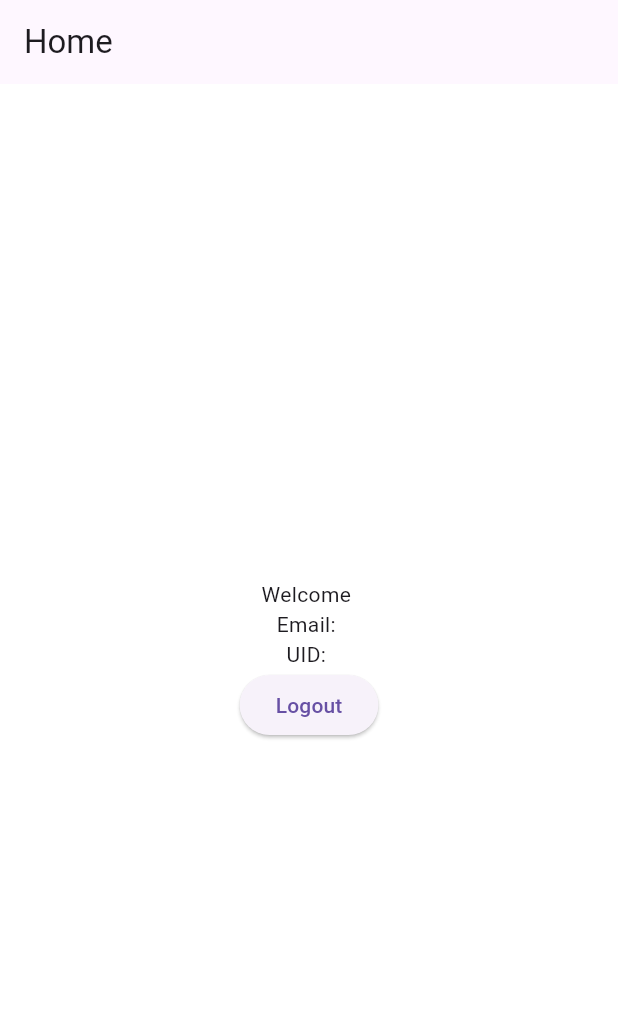
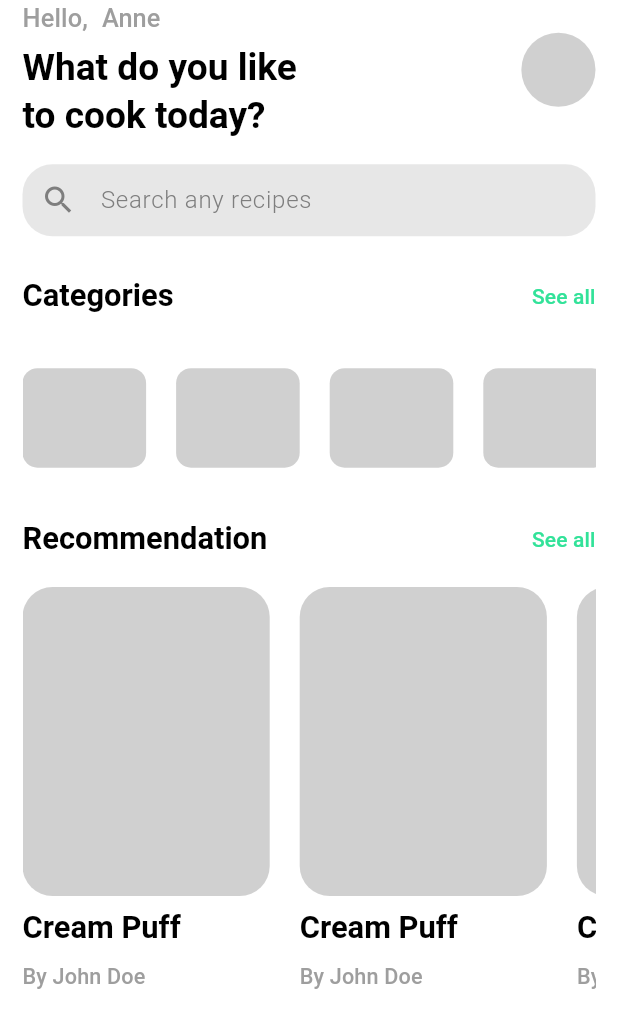
Before and after one commit to DivyanshArya09/Flavorly, a Flutter app: the HomePage screen opened directly with empty values, on a phone screen of 412 x 824 dp. Shown: the top 1028 px of the screen. Run offline on Flutter 3.47's test engine with Material 3 defaults, Android fonts, the phone set to English and light mode, and no system bars; our stand-ins replace animate_do, bloc, cloud_firestore, dartz, device_info_plus, equatable and 10 more; accounts and stored records are empty.

Commit message:
Woking on presentation layer of home feature

```diff
--- a/lib/config/theme/custom_themes/text_theme.dart
+++ b/lib/config/theme/custom_themes/text_theme.dart
@@ -19,7 +19,11 @@ class CustomTextTheme {
         fontSize: 16,
         fontWeight: FontWeight.w500,
       ),
-  );
+      titleSmall: const TextStyle().copyWith(
+        color: Colors.grey,
+        fontSize: 14,
+        fontWeight: FontWeight.w500,
+      ));
   static TextTheme darkTextTheme = TextTheme(
       headlineLarge: const TextStyle().copyWith(
         color: Colors.white,
@@ -36,5 +40,9 @@ class CustomTextTheme {
         fontSize: 16,
         fontWeight: FontWeight.w500,
       ),
-  );
+      titleSmall: const TextStyle().copyWith(
+        color: Colors.grey,
+        fontSize: 14,
+        fontWeight: FontWeight.w500,
+      ));
 }
--- a/lib/features/auth/presentation/pages/login_page.dart
+++ b/lib/features/auth/presentation/pages/login_page.dart
@@ -53,8 +53,6 @@ class _LoginPageState extends State<LoginPage> {
               MaterialPageRoute(
                 builder: (context) => HomePage(
                   name: state.name,
-                  email: state.email,
-                  uid: state.uid,
                 ),
               ),
               (Route<dynamic> route) => false,
--- a/lib/features/auth/presentation/pages/sign_in.dart
+++ b/lib/features/auth/presentation/pages/sign_in.dart
@@ -55,8 +55,6 @@ class _SignUpPageState extends State<SignUpPage> {
               MaterialPageRoute(
                 builder: (context) => HomePage(
                   name: state.name,
-                  email: state.email,
-                  uid: state.uid,
                 ),
               ),
               (Route<dynamic> route) => false,
--- /dev/null
+++ b/lib/features/home/components/categories_list.dart
@@ -0,0 +1,21 @@
+import 'package:flutter/material.dart';
+import 'package:recipe_app/features/home/widgets/single_category.dart';
+
+class Categories extends StatelessWidget {
+  const Categories({super.key});
+
+  @override
+  Widget build(BuildContext context) {
+    return ListView.builder(
+      scrollDirection: Axis.horizontal,
+      itemCount: 10,
+      itemBuilder: (context, index) {
+        return Padding(
+          padding: EdgeInsets.only(
+              top: 8, bottom: 8, left: index == 0 ? 0 : 10, right: 10),
+          child: const Category(),
+        );
+      },
+    );
+  }
+}
--- /dev/null
+++ b/lib/features/home/components/header.dart
@@ -0,0 +1,52 @@
+import 'package:flutter/material.dart';
+// import 'package:flutter_screenutil/flutter_screenutil.dart';
+import 'package:recipe_app/config/constants/app_colors.dart';
+
+class Header extends StatelessWidget {
+  final String name;
+  const Header({super.key, required this.name});
+
+  @override
+  Widget build(BuildContext context) {
+    var size = MediaQuery.of(context).size;
+    return Row(
+      mainAxisAlignment: MainAxisAlignment.spaceBetween,
+      crossAxisAlignment: CrossAxisAlignment.center,
+      children: [
+        Column(
+          crossAxisAlignment: CrossAxisAlignment.start,
+          children: [
+            Text(
+              'Hello, $name',
+              style: Theme.of(context).textTheme.titleSmall!.copyWith(
+                    wordSpacing: 5,
+                    fontSize: size.width * .041,
+                  ),
+            ),
+            const SizedBox(
+              height: 5,
+            ),
+            Text(
+              'What do you like\nto cook today?',
+              style: Theme.of(context).textTheme.headlineMedium?.copyWith(
+                    // letterSpacing: 1.,
+                    // fontSize: size.width * .06,
+                    fontSize: size.width * .06,
+                  ),
+            ),
+          ],
+        ),
+        Container(
+          height: size.height * .06,
+          // height: 60.h,
+          width: size.height * .06,
+          // width: 60.h,
+          decoration: BoxDecoration(
+            color: AppColors.grey,
+            borderRadius: BorderRadius.circular(size.width),
+          ),
+        ),
+      ],
+    );
+  }
+}
--- /dev/null
+++ b/lib/features/home/components/recommendation.dart
@@ -0,0 +1,21 @@
+import 'package:flutter/material.dart';
+import 'package:recipe_app/features/home/widgets/recommeded_item.dart';
+
+class RecommendedItems extends StatelessWidget {
+  const RecommendedItems({super.key});
+
+  @override
+  Widget build(BuildContext context) {
+    return ListView.builder(
+      scrollDirection: Axis.horizontal,
+      itemCount: 10,
+      itemBuilder: (context, index) {
+        return Padding(
+          padding: EdgeInsets.only(
+              top: 8, bottom: 8, left: index == 0 ? 0 : 10, right: 10),
+          child: const RecommendedDish(),
+        );
+      },
+    );
+  }
+}
--- /dev/null
+++ b/lib/features/home/components/search_bar.dart
@@ -0,0 +1,22 @@
+import 'package:flutter/material.dart';
+
+class CustomSearchBar extends StatelessWidget {
+  const CustomSearchBar({super.key});
+
+  @override
+  Widget build(BuildContext context) {
+    return TextFormField(
+      decoration: const InputDecoration(
+        contentPadding: EdgeInsets.all(0),
+        prefixIcon: Icon(Icons.search),
+        hintText: 'Search any recipes',
+        border: OutlineInputBorder(
+          borderRadius: BorderRadius.all(
+            Radius.circular(300),
+          ),
+        ),
+        // border: InputBorder.none
+      ),
+    );
+  }
+}
--- a/lib/features/home/presentation/home_page.dart
+++ b/lib/features/home/presentation/home_page.dart
@@ -1,18 +1,97 @@
 import 'package:flutter/material.dart';
 import 'package:flutter_bloc/flutter_bloc.dart';
 import 'package:get_it/get_it.dart';
+import 'package:recipe_app/config/constants/padding.dart';
 import 'package:recipe_app/features/auth/presentation/auth_blocs/sign_out_bloc/sign_out_bloc.dart';
 import 'package:recipe_app/features/auth/presentation/pages/sign_in.dart';
+import 'package:recipe_app/features/home/components/categories_list.dart';
+import 'package:recipe_app/features/home/components/header.dart';
+import 'package:recipe_app/features/home/components/recommendation.dart';
+import 'package:recipe_app/features/home/components/search_bar.dart';
+import 'package:recipe_app/features/home/widgets/custom_row.dart';
+
+import '../../../config/constants/app_colors.dart';
+
+// 384 -> old mobiles
+// 640 > normal mobiles
+// 768 > tablets
+// 1024 > large tabs
+// 1280 > small comp
+// 1536 > Desktop
+// 4k > large desktop
 
 class HomePage extends StatelessWidget {
-  final String name, email, uid;
-  const HomePage(
-      {super.key, required this.email, required this.name, required this.uid});
+  final String name;
+  const HomePage({
+    super.key,
+    required this.name,
+  });
 
   @override
   Widget build(BuildContext context) {
-    final bloc = GetIt.I.get<SignOutBloc>();
-    return Scaffold(
+    var size = MediaQuery.of(context).size;
+    // final bloc = GetIt.I.get<SignOutBloc>();
+    return SafeArea(
+      child: Scaffold(
+        // bottomNavigationBar: BottomNavigationBar(
+        //     backgroundColor: AppColors.buttonColor1,
+        //     currentIndex: 1,
+        //     onTap: (value) {},
+        //     items: const <BottomNavigationBarItem>[
+        //       BottomNavigationBarItem(
+        //         icon: Icon(Icons.home),
+        //       ),
+        //       BottomNavigationBarItem(
+        //         icon: Icon(Icons.person),
+        //       ),
+        //       BottomNavigationBarItem(
+        //         icon: Icon(Icons.settings),
+        //       ),
+        //       BottomNavigationBarItem(
+        //         icon: Icon(Icons.logout),
+        //       ),
+        //     ]),
+        body: Padding(
+          padding: const EdgeInsets.symmetric(horizontal: horizontalPadding),
+          child: SingleChildScrollView(
+            child: Column(
+              // mainAxisAlignment: MainAxisAlignment.center,
+              crossAxisAlignment: CrossAxisAlignment.start,
+              children: [
+                const Header(name: 'Anne'),
+                SizedBox(
+                  height: size.height * .02,
+                ),
+                const CustomSearchBar(),
+                SizedBox(
+                  height: size.height * .02,
+                ),
+                const CustomRow(text: 'Categories'),
+                SizedBox(
+                  height: size.height * .02,
+                ),
+                SizedBox(
+                  height: size.height * .1,
+                  child: const Categories(),
+                ),
+                SizedBox(
+                  height: size.height * .02,
+                ),
+                const CustomRow(text: 'Recommendation'),
+                SizedBox(
+                  height: size.height * .4,
+                  child: const RecommendedItems(),
+                )
+              ],
+            ),
+          ),
+        ),
+      ),
+    );
+  }
+}
+
+/*Scaffold(
       appBar: AppBar(
         title: const Text('Home'),
       ),
@@ -62,6 +141,4 @@ class HomePage extends StatelessWidget {
           },
         )
       ])),
-    );
-  }
-}
+    ); */
--- /dev/null
+++ b/lib/features/home/widgets/custom_row.dart
@@ -0,0 +1,32 @@
+import 'package:flutter/material.dart';
+import 'package:recipe_app/config/constants/app_colors.dart';
+
+class CustomRow extends StatelessWidget {
+  final String text;
+  const CustomRow({super.key, required this.text});
+
+  @override
+  Widget build(BuildContext context) {
+    var size = MediaQuery.of(context).size;
+    return Padding(
+      padding: const EdgeInsets.symmetric(vertical: 10),
+      child: Row(
+        mainAxisAlignment: MainAxisAlignment.spaceBetween,
+        children: [
+          Text(
+            text,
+            style: Theme.of(context).textTheme.headlineMedium?.copyWith(
+                  fontSize: size.height * .025,
+                ),
+          ),
+          Text(
+            'See all',
+            style: Theme.of(context).textTheme.titleSmall?.copyWith(
+                  color: AppColors.buttonColor1,
+                ),
+          ),
+        ],
+      ),
+    );
+  }
+}
--- /dev/null
+++ b/lib/features/home/widgets/recommeded_item.dart
@@ -0,0 +1,44 @@
+import 'package:flutter/material.dart';
+import 'package:recipe_app/config/constants/app_colors.dart';
+
+class RecommendedDish extends StatelessWidget {
+  const RecommendedDish({super.key});
+
+  @override
+  Widget build(BuildContext context) {
+    var size = MediaQuery.of(context).size;
+    return Column(
+      crossAxisAlignment: CrossAxisAlignment.start,
+      children: [
+        Container(
+          height: size.height * .25,
+          width: size.width * .4,
+          decoration: const BoxDecoration(
+            color: AppColors.grey,
+            borderRadius: BorderRadius.all(
+              Radius.circular(20),
+            ),
+          ),
+        ),
+        SizedBox(
+          height: size.height * .01,
+        ),
+        Text(
+          'Cream Puff',
+          style: Theme.of(context).textTheme.headlineMedium?.copyWith(
+                fontSize: size.height * .025,
+              ),
+        ),
+        SizedBox(
+          height: size.height * .01,
+        ),
+        Text(
+          'By John Doe',
+          style: Theme.of(context).textTheme.titleSmall!.copyWith(
+                fontSize: size.width * .035,
+              ),
+        )
+      ],
+    );
+  }
+}
--- /dev/null
+++ b/lib/features/home/widgets/single_category.dart
@@ -0,0 +1,19 @@
+import 'package:flutter/material.dart';
+import 'package:recipe_app/config/constants/app_colors.dart';
+
+class Category extends StatelessWidget {
+  const Category({super.key});
+
+  @override
+  Widget build(BuildContext context) {
+    var size = MediaQuery.of(context).size;
+    return Container(
+      height: size.height * .09,
+      width: size.width * .2,
+      decoration: BoxDecoration(
+        color: AppColors.grey,
+        borderRadius: BorderRadius.circular(10),
+      ),
+    );
+  }
+}
--- a/lib/features/onBoardingScreen/presentation/pages/page3.dart
+++ b/lib/features/onBoardingScreen/presentation/pages/page3.dart
@@ -36,9 +36,7 @@ class _Page3State extends State<Page3> with TickerProviderStateMixin {
   @override
   Widget build(BuildContext context) {
     Size size = MediaQuery.of(context).size;
-    return Padding(
-      padding: const EdgeInsets.all(horizontalPadding),
-      child: BlocListener<AnimationBloc, AnimationState>(
+    return BlocListener<AnimationBloc, AnimationState>(
       bloc: widget.bloc,
       listener: (context, state) {
         if (state is AnimateSecondPage) {
@@ -59,9 +57,7 @@ class _Page3State extends State<Page3> with TickerProviderStateMixin {
                 onPlay: (controller) => controller.stop(),
               )
               .slideX(
-                    end: -1,
-                    begin: 0,
-                    duration: Duration(milliseconds: duration))
+                  end: -1, begin: 0, duration: Duration(milliseconds: duration))
               .fadeOut(),
           const SizedBox(
             height: verticalPadding,
@@ -96,7 +92,6 @@ class _Page3State extends State<Page3> with TickerProviderStateMixin {
           // Text(count.toString()),
         ],
       ),
-      ),
     );
   }
 }
--- a/lib/features/onBoardingScreen/presentation/pages/pageview.dart
+++ b/lib/features/onBoardingScreen/presentation/pages/pageview.dart
@@ -44,7 +44,8 @@ class _OnBoardingScreenState extends State<OnBoardingScreen> {
   Widget build(BuildContext context) {
     return Scaffold(
       body: Column(
-        // mainAxisAlignment: MainAxisAlignment.spaceBetween,
+        mainAxisAlignment: MainAxisAlignment.spaceBetween,
+        crossAxisAlignment: CrossAxisAlignment.center,
         children: [
           isLastPage
               ? const SizedBox()
@@ -54,14 +55,25 @@ class _OnBoardingScreenState extends State<OnBoardingScreen> {
                           mainAxisAlignment: MainAxisAlignment.spaceBetween,
                           children: [
                         IconButton(
-                            onPressed: () {},
+                            onPressed: () {
+                              horizontalController.previousPage(
+                                  duration: const Duration(milliseconds: 800),
+                                  curve: Curves.easeInOut);
+                            },
                             icon: const Icon(
                               Icons.chevron_left,
                               color: AppColors.buttonColor1,
                               size: 40,
                             )),
                         TextButton(
-                          onPressed: () {},
+                          onPressed: () {
+                            Navigator.push(
+                              context,
+                              MaterialPageRoute(
+                                builder: (context) => const SignUpPage(),
+                              ),
+                            );
+                          },
                           child: Text('skip',
                               style: Theme.of(context).textTheme.headlineSmall),
                         ),
@@ -95,14 +107,11 @@ class _OnBoardingScreenState extends State<OnBoardingScreen> {
                     );
                   },
                 ),
-                Padding(
-                  padding: const EdgeInsets.only(top: 40),
-                  child: Column(
-                    mainAxisAlignment: MainAxisAlignment.center,
-                    crossAxisAlignment: CrossAxisAlignment.center,
+                Column(
+                  // mainAxisAlignment: MainAxisAlignment.center,
+                  // crossAxisAlignment: CrossAxisAlignment.center,
                   children: [
                     Expanded(
-                        flex: 2,
                       child: PageView(
                         controller: horizontalController,
                         children: [
@@ -115,6 +124,9 @@ class _OnBoardingScreenState extends State<OnBoardingScreen> {
                           const Page4(),
                         ],
                       ),
+                    ),
+                    const SizedBox(
+                      height: 20,
                     ),
                     SmoothPageIndicator(
                         controller: horizontalController,
@@ -140,7 +152,6 @@ class _OnBoardingScreenState extends State<OnBoardingScreen> {
                     )
                   ],
                 ),
-                ),
               ],
             ),
           ),
--- a/lib/main.dart
+++ b/lib/main.dart
@@ -1,6 +1,7 @@
 import 'package:firebase_core/firebase_core.dart';
 import 'package:flutter/material.dart';
 import 'package:flutter_bloc/flutter_bloc.dart';
+import 'package:flutter_screenutil/flutter_screenutil.dart';
 import 'package:recipe_app/config/constants/app_colors.dart';
 import 'package:recipe_app/config/theme/theme.dart';
 import 'package:recipe_app/features/auth/presentation/auth_blocs/auth_bloc/auth_bloc.dart';
@@ -31,50 +32,58 @@ class MyApp extends StatelessWidget {
           BlocProvider<AnimationBloc>(
             create: (context) => AnimationBloc(),
           ),
-        BlocProvider<AuthBloc>(
-            create: (context) => di.sl<AuthBloc>()..add(AppStarted())),
-        BlocProvider<SignOutBloc>(create: (context) => di.sl<SignOutBloc>()),
+          // BlocProvider<AuthBloc>(
+          //     create: (context) => di.sl<AuthBloc>()..add(AppStarted())),
+          // BlocProvider<SignOutBloc>(create: (context) => di.sl<SignOutBloc>()),
         ],
-      child: MaterialApp(
+        child: ScreenUtilInit(
+            designSize: const Size(360, 690),
+            minTextAdapt: true,
+            splitScreenMode: true,
+            builder: (context, child) {
+              return MaterialApp(
                 themeMode: ThemeMode.system,
                 darkTheme: AppTheme.darkTheme,
                 debugShowCheckedModeBanner: false,
                 title: 'Flutter Demo',
                 theme: AppTheme.lightTheme,
-        home: BlocBuilder<AuthBloc, AuthState>(
-          builder: (context, state) {
-            if (state is Authenticated) {
-              return HomePage(
-                name: state.name,
-                email: state.email,
-                uid: state.uid,
+                home: const HomePage(
+                  name: 'Flutter Demo Home Page',
+                ),
+                // home: BlocBuilder<AuthBloc, AuthState>(
+                //   builder: (context, state) {
+                //     if (state is Authenticated) {
+                //       return HomePage(
+                //         name: state.name,
+                //         email: state.email,
+                //         uid: state.uid,
+                //       );
+                //     }
+                //     if (state is Unauthenticated) {
+                //       return const SignUpPage();
+                //     }
+                //     if (state is AuthLoading) {
+                //       return const Scaffold(
+                //         body: Center(
+                //           child: CircularProgressIndicator(
+                //             color: AppColors.buttonColor1,
+                //           ),
+                //         ),
+                //       );
+                //     }
+                //     if (state is AppFirstTimeOpened) {
+                //       return const OnBoardingScreen();
+                //     }
+                //     return const Scaffold(
+                //       body: Center(
+                //         child: CircularProgressIndicator(
+                //           color: AppColors.buttonColor1,
+                //         ),
+                //       ),
+                //     );
+                //   },
+                // ),
               );
-            }
-            if (state is Unauthenticated) {
-              return const SignUpPage();
-            }
-            if (state is AuthLoading) {
-              return const Scaffold(
-                body: Center(
-                  child: CircularProgressIndicator(
-                    color: AppColors.buttonColor1,
-                  ),
-                ),
-              );
-            }
-            if (state is AppFirstTimeOpened) {
-              return const OnBoardingScreen();
-            }
-            return const Scaffold(
-              body: Center(
-                child: CircularProgressIndicator(
-                  color: AppColors.buttonColor1,
-                ),
-              ),
-            );
-          },
-        ),
-      ),
-    );
+            }));
   }
 }
--- a/pubspec.yaml
+++ b/pubspec.yaml
@@ -47,11 +47,12 @@ dependencies:
   internet_connection_checker: ^1.0.0+1
   dartz: ^0.10.1
   firebase_auth: ^4.14.1
-  firebase_core: ^2.23.0
+  firebase_core: ^2.24.2
   get_it: ^7.6.4
   shared_preferences: ^2.2.2
   cloud_firestore: ^4.13.3
   google_sign_in: ^6.1.6
+  flutter_screenutil: ^5.9.0
 
 dev_dependencies:
   flutter_test:
```
Also changed, not shown: pubspec.lock. Lines whose indentation alone changed are shown as unchanged.
